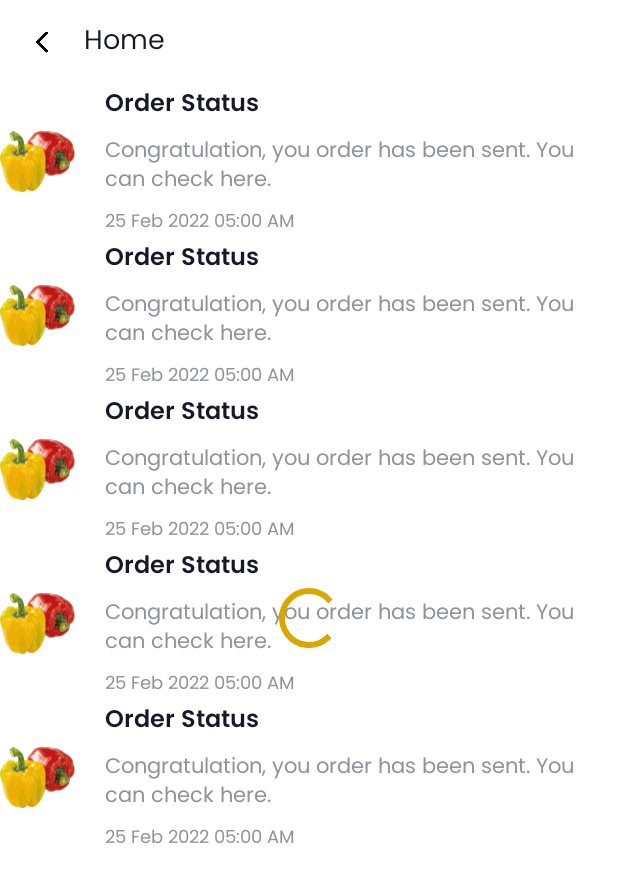
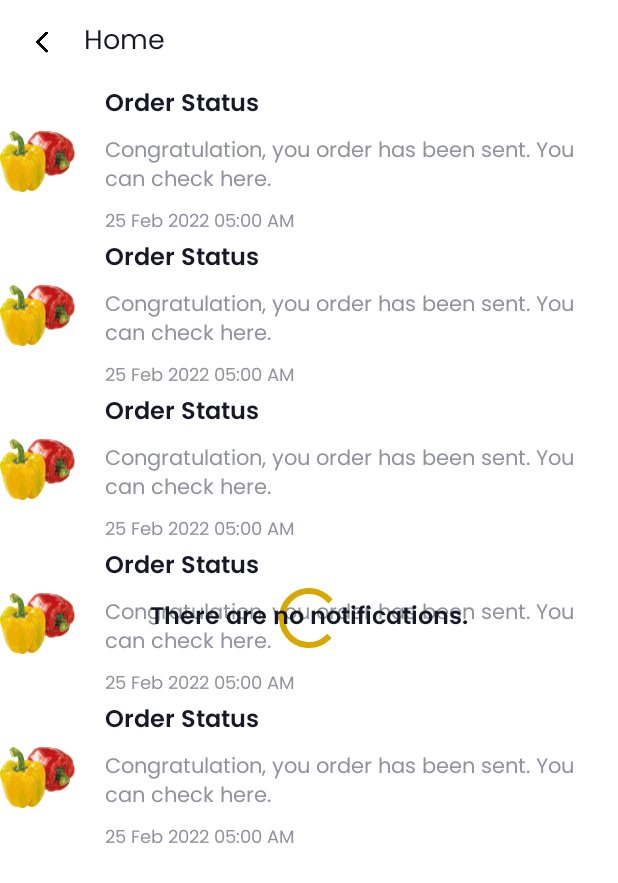
Before and after one commit to rahulpatle101/ApkaKisan-DEV-BETA, an Android app: the layout fragment_notification.xml on its own in the app's theme, with its tools: preview values and no code run, on a phone screen of 412 x 824 dp. Shown: the top 883 px of the screen. Run offline under Robolectric (Android 15) with nearby library versions, the phone set to English and light mode, and no system bars; Roboto replaces fonts that are not available here.

Commit message:
Resolved the following bugs. Remove toasts Make In app notification enabled by default Empty screen for notifications

```diff
--- a/app/src/main/java/com/apkakisan/myapplication/order/ActiveOrderFragment.kt
+++ b/app/src/main/java/com/apkakisan/myapplication/order/ActiveOrderFragment.kt
@@ -74,6 +74,9 @@ class ActiveOrderFragment : BaseFragment() {
             })
     }
 
+    override fun showEmptyView() {
+    }
+
     private fun adapterProcess() {
         if (adapter == null)
             adapter = OrderAdapter(
--- a/app/src/main/java/com/apkakisan/myapplication/order/OrderHistoryFragment.kt
+++ b/app/src/main/java/com/apkakisan/myapplication/order/OrderHistoryFragment.kt
@@ -72,6 +72,9 @@ class OrderHistoryFragment : BaseFragment() {
             })
     }
 
+    override fun showEmptyView() {
+    }
+
     private val orderCancelledListener = object : ValueEventListener {
         override fun onDataChange(snapshot: DataSnapshot) {
             binding.layoutLoader.loader.visibility = View.GONE
--- a/app/src/main/res/layout/fragment_notification.xml
+++ b/app/src/main/res/layout/fragment_notification.xml
@@ -19,7 +19,7 @@
         tools:listitem="@layout/item_notification" />
 
     <include
-        android:id="@+id/layoutLoader"
+        android:id="@+id/loader"
         layout="@layout/layout_loader"
         android:layout_width="wrap_content"
         android:layout_height="wrap_content"
@@ -30,4 +30,19 @@
         app:layout_constraintTop_toTopOf="parent"
         tools:visibility="visible" />
 
+    <androidx.appcompat.widget.AppCompatTextView
+        android:id="@+id/tvEmptyNotifications"
+        android:layout_width="wrap_content"
+        android:layout_height="wrap_content"
+        android:fontFamily="@font/poppins_semibold"
+        android:visibility="gone"
+        tools:visibility="visible"
+        android:text="@string/empty_notifications"
+        android:textColor="@color/colorTextBlack"
+        android:textSize="@dimen/_16sp"
+        app:layout_constraintBottom_toBottomOf="parent"
+        app:layout_constraintEnd_toEndOf="parent"
+        app:layout_constraintStart_toStartOf="parent"
+        app:layout_constraintTop_toTopOf="parent" />
+
 </androidx.constraintlayout.widget.ConstraintLayout>
--- a/app/src/main/res/values/strings.xml
+++ b/app/src/main/res/values/strings.xml
@@ -60,6 +60,7 @@
     <!--    notifications screen-->
     <string name="notification">Notification</string>
     <string name="notification_settings">Notification Settings</string>
+    <string name="empty_notifications">There are no notifications.</string>
 
     <!--    profile screen-->
     <string name="profile">Profile</string>
```
Also changed, not shown: app/src/main/java/com/apkakisan/myapplication/notifications/NotificationFragment.kt (+12 -5 lines), app/src/main/java/com/apkakisan/myapplication/notifications/NotificationSettingRepository.kt (+12 -2 lines).
